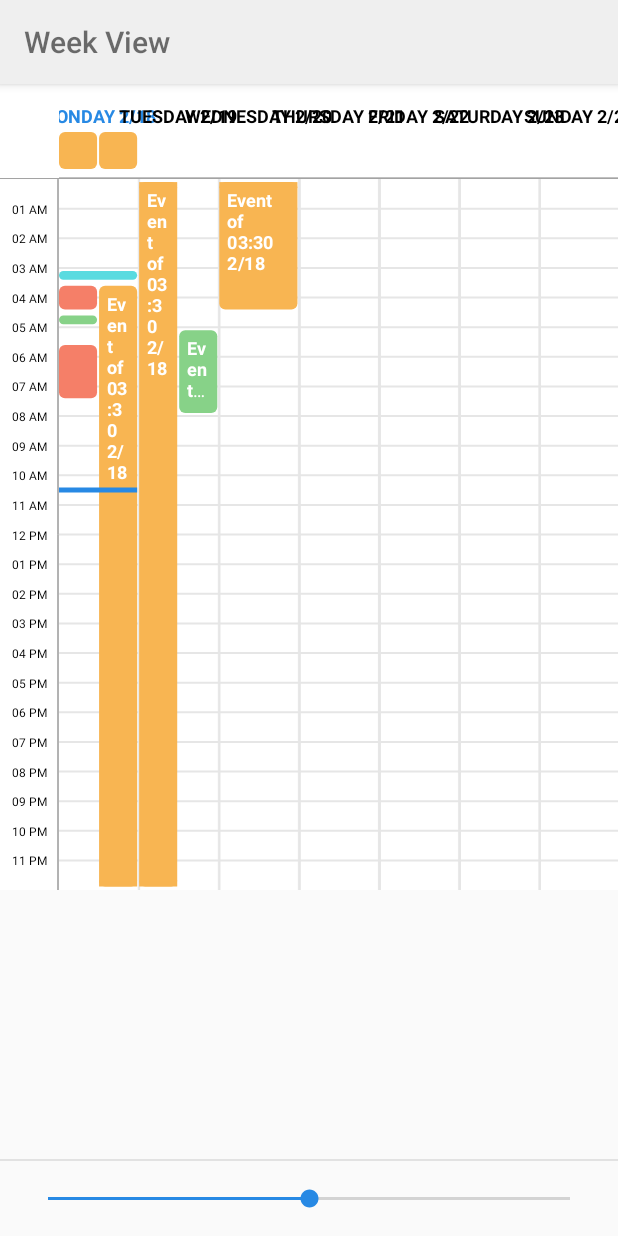
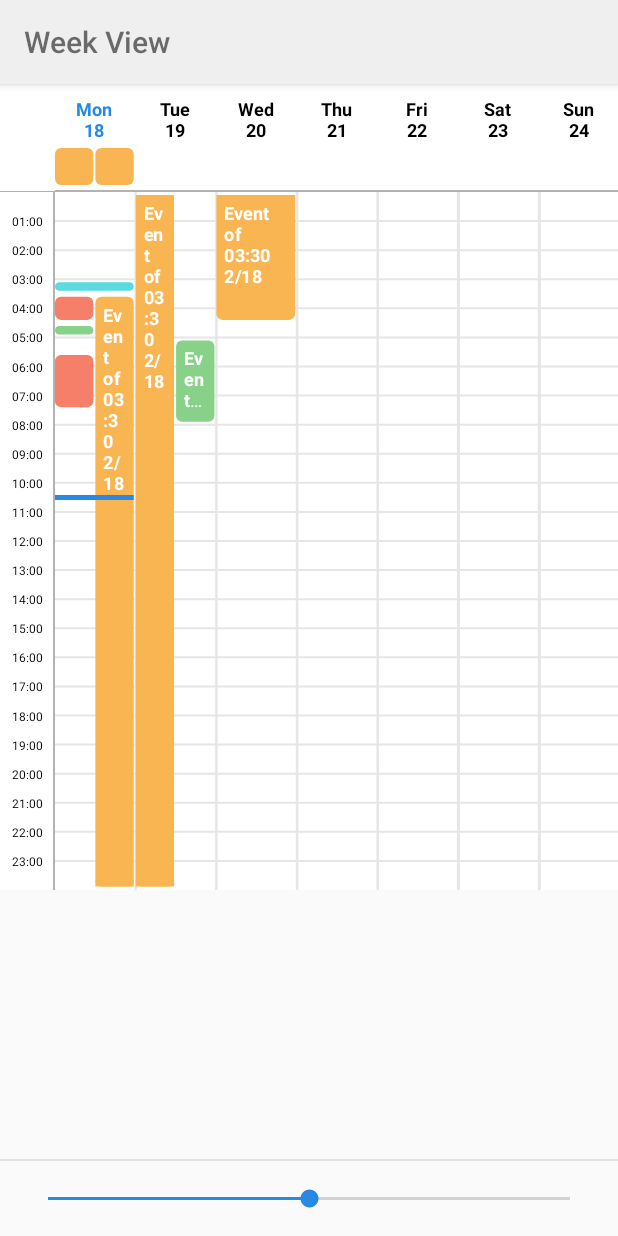
Before and after one commit to alamkanak/Android-Week-View, an Android app: the ConstraintActivity screen opened directly, with no data from a screen before it, on a phone screen of 412 x 824 dp. Run offline under Robolectric (Android 15) with nearby library versions, the phone set to English and light mode, and no system bars.

Commit message:
Feature: Add option to have multi lines header (#36)
* Feature: set the new parameter enableMultilinesHeaderRow in complete
day example

* Feature: add a parameter to have headers with multilines

* Fix: correct the position of one line header text

* Changes for PR remarks

```diff
--- a/library/src/main/java/com/alamkanak/weekview/DayLabelDrawer.kt
+++ b/library/src/main/java/com/alamkanak/weekview/DayLabelDrawer.kt
@@ -1,6 +1,11 @@
 package com.alamkanak.weekview
 
 import android.graphics.Canvas
+import android.os.Build.VERSION.SDK_INT
+import android.os.Build.VERSION_CODES.M
+import android.text.Layout
+import android.text.StaticLayout
+import android.text.TextPaint
 import java.util.*
 
 internal class DayLabelDrawer(
@@ -21,14 +26,37 @@ internal class DayLabelDrawer(
         val dayLabel = drawingConfig.dateTimeInterpreter.interpretDate(day)
 
         val x = startPixel + drawingConfig.widthPerDay / 2
-        val y = drawingConfig.headerTextHeight + config.headerRowPadding
 
         val textPaint = if (day.isToday) {
             drawingConfig.todayHeaderTextPaint
         } else {
             drawingConfig.headerTextPaint
         }
-        canvas.drawText(dayLabel, x, y, textPaint)
+
+        if (config.singleLineHeader) {
+            val y = config.headerRowPadding.toFloat() - textPaint.ascent()
+            canvas.drawText(dayLabel, x, y, textPaint)
+        } else {
+            val multiLineTextPaint = TextPaint(textPaint)
+            val staticLayout = buildStaticLayout(dayLabel, multiLineTextPaint)
+
+            drawingConfig.headerTextHeight = staticLayout.height.toFloat()
+            drawingConfig.refreshHeaderHeight(config)
+
+            canvas.save()
+            canvas.translate(x, config.headerRowPadding.toFloat())
+            staticLayout.draw(canvas)
+            canvas.restore()
+        }
     }
 
+    private fun buildStaticLayout(dayLabel: String, textPaint: TextPaint): StaticLayout =
+            if (SDK_INT >= M) {
+                StaticLayout.Builder
+                        .obtain(dayLabel, 0, dayLabel.length, textPaint, config.totalDayWidth.toInt())
+                        .build()
+            } else {
+                StaticLayout(dayLabel, textPaint, config.totalDayWidth.toInt(),
+                        Layout.Alignment.ALIGN_CENTER, 1.0f, 0.0f, false)
+            }
 }
--- a/library/src/main/java/com/alamkanak/weekview/WeekViewConfig.java
+++ b/library/src/main/java/com/alamkanak/weekview/WeekViewConfig.java
@@ -46,6 +46,7 @@ public class WeekViewConfig {
     int headerRowTextSize;
     int headerRowPadding;
     int todayHeaderTextColor;
+    boolean singleLineHeader;
 
     // Event chips
     int eventCornerRadius;
@@ -143,6 +144,7 @@ public class WeekViewConfig {
             headerRowTextSize = a.getDimensionPixelSize(R.styleable.WeekView_headerRowTextSize, Defaults.textSize(context));
             headerRowPadding = a.getDimensionPixelSize(R.styleable.WeekView_headerRowPadding, 10);
             todayHeaderTextColor = a.getColor(R.styleable.WeekView_todayHeaderTextColor, Defaults.HIGHLIGHT_COLOR);
+            singleLineHeader = a.getBoolean(R.styleable.WeekView_singleLineHeader, true);
 
             // Event chips
             eventCornerRadius = a.getDimensionPixelSize(R.styleable.WeekView_eventCornerRadius, 0);
--- a/library/src/main/res/values/attrs.xml
+++ b/library/src/main/res/values/attrs.xml
@@ -42,6 +42,7 @@
         <attr name="headerRowPadding" format="dimension" />
         <attr name="headerRowTextSize" format="dimension" />
         <attr name="todayHeaderTextColor" format="color" />
+        <attr name="singleLineHeader" format="boolean" />
 
         <!-- Event chips -->
         <attr name="eventCornerRadius" format="dimension" />
--- a/sample/src/main/java/com/alamkanak/weekview/sample/ConstraintActivity.kt
+++ b/sample/src/main/java/com/alamkanak/weekview/sample/ConstraintActivity.kt
@@ -10,6 +10,7 @@ import com.alamkanak.weekview.sample.apiclient.Event
 import com.alamkanak.weekview.sample.database.EventsDatabase
 import com.alamkanak.weekview.sample.database.FakeEventsDatabase
 import kotlinx.android.synthetic.main.activity_constraint.*
+import java.text.SimpleDateFormat
 import java.util.*
 
 class ConstraintActivity : AppCompatActivity(), EventClickListener<Event>, MonthChangeListener<Event>,
@@ -28,6 +29,7 @@ class ConstraintActivity : AppCompatActivity(), EventClickListener<Event>, Month
         weekView.emptyViewLongPressListener = this
 
         setupSeekBarAction()
+        setupDateTimeInterpreter()
     }
 
     private fun getEventTitle(time: Calendar): String {
@@ -67,6 +69,27 @@ class ConstraintActivity : AppCompatActivity(), EventClickListener<Event>, Month
         })
     }
 
+    private fun setupDateTimeInterpreter() {
+        weekView.dateTimeInterpreter = object : DateTimeInterpreter {
+
+            private val sdfDate = SimpleDateFormat("E dd", Locale.getDefault())
+
+            override fun interpretDate(date: Calendar): String {
+                val result = sdfDate.format(date.time).replace(" ".toRegex(), "\n")
+                return result.substring(0, 1).toUpperCase() + result.substring(1)
+            }
+
+            override fun interpretTime(hour: Int): String {
+                val calendar = Calendar.getInstance()
+                calendar.set(Calendar.HOUR_OF_DAY, hour)
+                calendar.set(Calendar.MINUTE, 0)
+
+                val sdfTime = SimpleDateFormat("HH:mm", Locale.getDefault())
+                return sdfTime.format(calendar.time)
+            }
+        }
+    }
+
     companion object {
         private const val SEEKBAR_MIN_VALUE = 50
     }
--- a/sample/src/main/res/layout/activity_constraint.xml
+++ b/sample/src/main/res/layout/activity_constraint.xml
@@ -21,7 +21,7 @@
             app:eventCornerRadius="4dp"
             app:eventTextColor="@android:color/white"
             app:firstDayOfWeek="monday"
-            app:headerRowPadding="12dp"
+            app:headerRowPadding="8dp"
             app:horizontalScrollingEnabled="false"
             app:hourHeight="10dp"
             app:layout_constraintBottom_toTopOf="@id/guideline"
@@ -36,6 +36,7 @@
             app:showHeaderRowBottomLine="true"
             app:showNowLine="true"
             app:showTimeColumnSeparator="true"
+            app:singleLineHeader="false"
             app:timeColumnPadding="8dp"
             app:timeColumnTextSize="8sp" />
 
```
